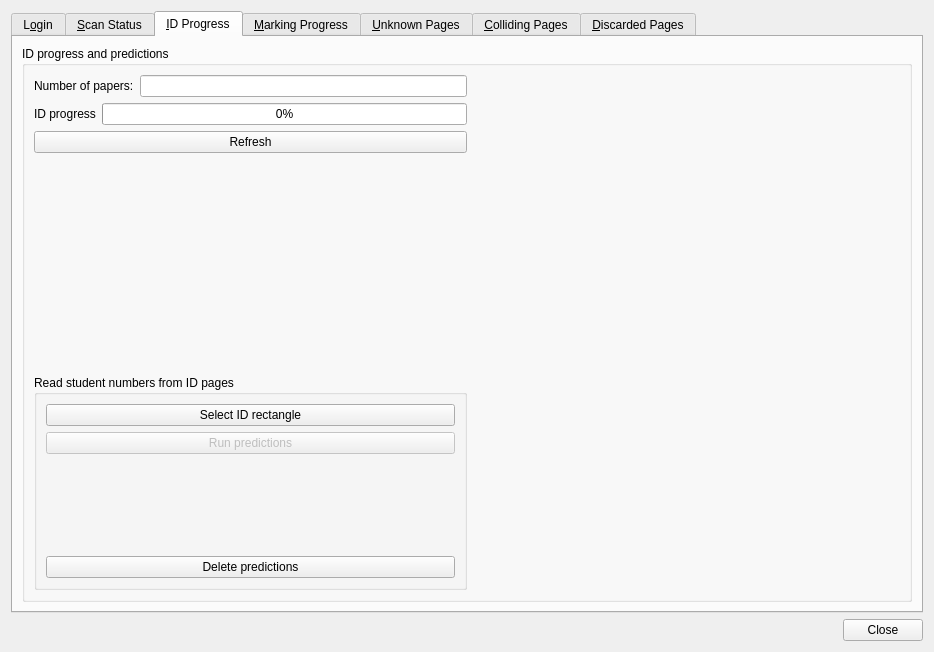
The window that qtCreatorFiles/ui_iic.ui (plomgrading/plom) describes before a commit, drawn with Qt 5.
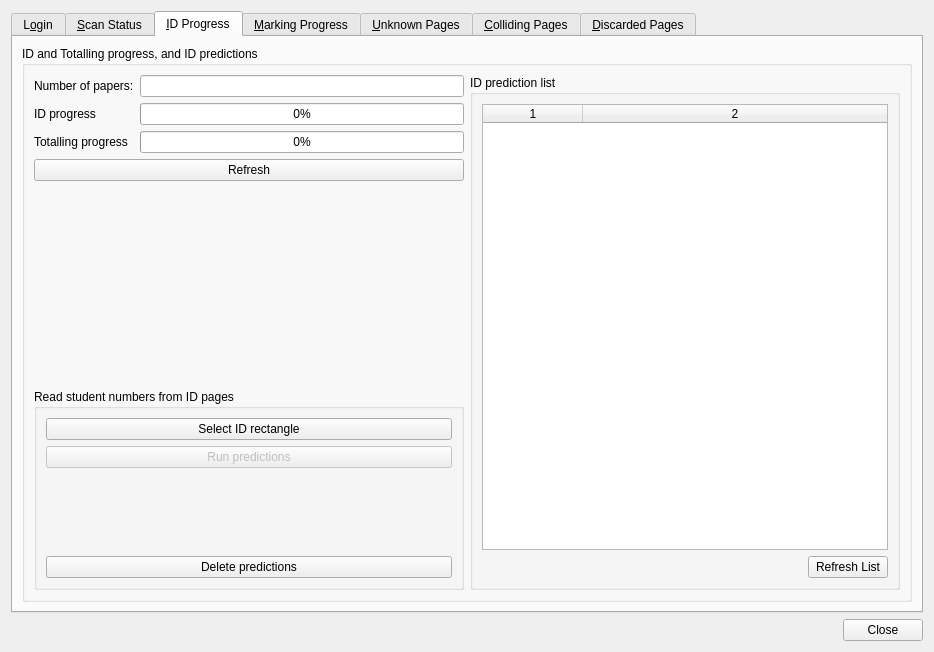
The same window after the commit. The open tabs and pages were chosen to show the change.

Commit message: More work on ID-tab

The edit to the form file:
```diff
--- a/qtCreatorFiles/ui_iic.ui
+++ b/qtCreatorFiles/ui_iic.ui
@@ -358,45 +358,55 @@
        <item>
         <widget class="QGroupBox" name="groupBox_2">
          <property name="title">
-          <string>ID progress and predictions</string>
+          <string>ID and Totalling progress, and ID predictions</string>
          </property>
-         <layout class="QHBoxLayout" name="horizontalLayout_11">
+         <layout class="QHBoxLayout" name="horizontalLayout_9">
           <item>
            <layout class="QVBoxLayout" name="verticalLayout_11">
             <item>
-             <layout class="QHBoxLayout" name="horizontalLayout_9">
-              <item>
+             <layout class="QGridLayout" name="gridLayout">
+              <item row="0" column="0" colspan="2">
                <widget class="QLabel" name="label_3">
                 <property name="text">
                  <string>Number of papers:</string>
                 </property>
                </widget>
               </item>
-              <item>
+              <item row="0" column="2">
                <widget class="QLineEdit" name="papersLE">
                 <property name="readOnly">
                  <bool>true</bool>
                 </property>
                </widget>
               </item>
-             </layout>
-            </item>
-            <item>
-             <layout class="QHBoxLayout" name="horizontalLayout_10">
-              <item>
+              <item row="2" column="0" colspan="2">
+               <widget class="QLabel" name="label_5">
+                <property name="text">
+                 <string>Totalling progress</string>
+                </property>
+               </widget>
+              </item>
+              <item row="2" column="2">
+               <widget class="QProgressBar" name="totPB">
+                <property name="value">
+                 <number>0</number>
+                </property>
+               </widget>
+              </item>
+              <item row="1" column="2">
+               <widget class="QProgressBar" name="idPB">
+                <property name="value">
+                 <number>0</number>
+                </property>
+               </widget>
+              </item>
+              <item row="1" column="0" colspan="2">
                <widget class="QLabel" name="label_4">
                 <property name="text">
                  <string>ID progress</string>
                 </property>
                </widget>
               </item>
-              <item>
-               <widget class="QProgressBar" name="idPB">
-                <property name="value">
-                 <number>0</number>
-                </property>
-               </widget>
-              </item>
              </layout>
             </item>
             <item>
@@ -468,17 +478,61 @@
            </layout>
           </item>
           <item>
-           <spacer name="horizontalSpacer_9">
-            <property name="orientation">
-             <enum>Qt::Horizontal</enum>
+           <widget class="QGroupBox" name="predGB">
+            <property name="title">
+             <string>ID prediction list</string>
             </property>
-            <property name="sizeHint" stdset="0">
-             <size>
-              <width>40</width>
-              <height>20</height>
-             </size>
-            </property>
-           </spacer>
+            <layout class="QVBoxLayout" name="verticalLayout_13">
+             <item>
+              <widget class="QTableWidget" name="predictionTW">
+               <property name="alternatingRowColors">
+                <bool>true</bool>
+               </property>
+               <property name="selectionMode">
+                <enum>QAbstractItemView::SingleSelection</enum>
+               </property>
+               <property name="selectionBehavior">
+                <enum>QAbstractItemView::SelectColumns</enum>
+               </property>
+               <property name="columnCount">
+                <number>2</number>
+               </property>
+               <attribute name="horizontalHeaderStretchLastSection">
+                <bool>true</bool>
+               </attribute>
+               <attribute name="verticalHeaderVisible">
+                <bool>false</bool>
+               </attribute>
+               <column/>
+               <column/>
+              </widget>
+             </item>
+             <item>
+              <layout class="QHBoxLayout" name="horizontalLayout_10">
+               <item>
+                <spacer name="horizontalSpacer_10">
+                 <property name="orientation">
+                  <enum>Qt::Horizontal</enum>
+                 </property>
+                 <property name="sizeHint" stdset="0">
+                  <size>
+                   <width>40</width>
+                   <height>20</height>
+                  </size>
+                 </property>
+                </spacer>
+               </item>
+               <item>
+                <widget class="QPushButton" name="predListRefreshB">
+                 <property name="text">
+                  <string>Refresh List</string>
+                 </property>
+                </widget>
+               </item>
+              </layout>
+             </item>
+            </layout>
+           </widget>
           </item>
          </layout>
         </widget>
```
The commit also changes 4 other files.
